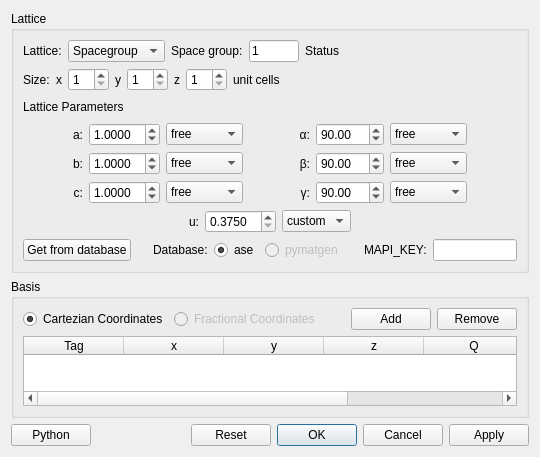
Above: phaseshifts/gui/CreateBulkCrystalDialog.ui from Liam-Deacon/phaseshifts before the change. Below: the same form after it.
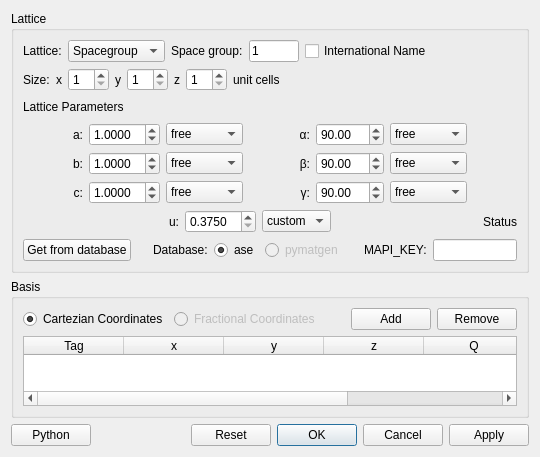
That is the form after the change. Icons and pictures are not drawn.

Commit message: Improved Spacegroup support

Diff of the .ui file:
```diff
--- a/phaseshifts/gui/CreateBulkCrystalDialog.ui
+++ b/phaseshifts/gui/CreateBulkCrystalDialog.ui
@@ -127,9 +127,12 @@
          </widget>
         </item>
         <item>
-         <widget class="QLabel" name="label_3">
+         <widget class="QCheckBox" name="spaceGroupCheck">
+          <property name="toolTip">
+           <string>&lt;html&gt;&lt;head/&gt;&lt;body&gt;&lt;p&gt;Represent the space group in Hermann–Mauguin notation.&lt;/p&gt;&lt;p&gt;Default is to use the space group number.&lt;/p&gt;&lt;/body&gt;&lt;/html&gt;</string>
+          </property>
           <property name="text">
-           <string>Status</string>
+           <string>International Name</string>
           </property>
          </widget>
         </item>
@@ -814,6 +817,16 @@
           </property>
          </spacer>
         </item>
+        <item>
+         <widget class="QLabel" name="statusLabel">
+          <property name="text">
+           <string>Status</string>
+          </property>
+          <property name="alignment">
+           <set>Qt::AlignRight|Qt::AlignTrailing|Qt::AlignVCenter</set>
+          </property>
+         </widget>
+        </item>
        </layout>
       </item>
       <item>
```
Left out of the diff: 9 changed lines with no effect on the pictures. The commit also changes 1 other file.
